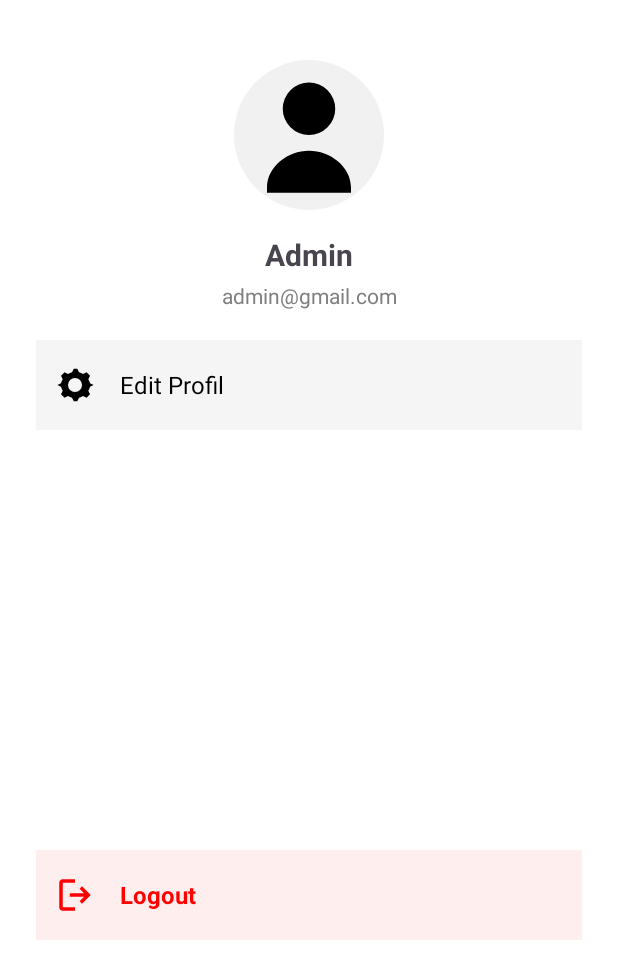
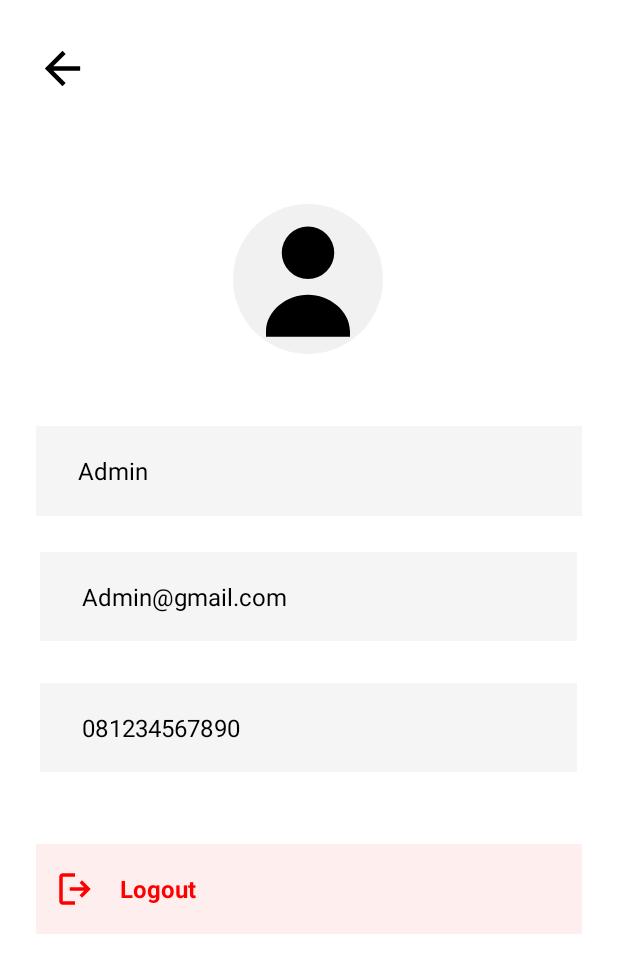
Before and after one commit to ShiraishiJunta/NgGojek, an Android app: the ProfileActivity screen opened directly, with no data from a screen before it, on a phone screen of 412 x 824 dp. Shown: the top 979 px of the screen. Run offline under Robolectric (Android 15) with nearby library versions, the phone set to English and light mode, and no system bars.

Commit message:
added btnBack, nameView

```diff
--- a/app/src/main/res/layout/activity_chat.xml
+++ b/app/src/main/res/layout/activity_chat.xml
@@ -27,7 +27,7 @@
 
         <TextView
             android:id="@+id/txtTitle"
-            android:text="Lost and found"
+            android:text="Nama Driver"
             android:textSize="18sp"
             android:textStyle="bold"
             android:layout_marginStart="12dp"
--- a/app/src/main/res/layout/activity_profile.xml
+++ b/app/src/main/res/layout/activity_profile.xml
@@ -7,68 +7,98 @@
     android:background="#FFFFFF">
 
     <ImageView
+        android:id="@+id/btnBack"
+        android:layout_width="35dp"
+        android:layout_height="35dp"
+        android:layout_marginTop="28dp"
+        android:src="@drawable/ic_arrow_back"
+        app:layout_constraintEnd_toEndOf="parent"
+        app:layout_constraintHorizontal_bias="0.063"
+        app:layout_constraintStart_toStartOf="parent"
+        app:layout_constraintTop_toTopOf="parent" />
+
+    <ImageView
         android:id="@+id/imgProfile"
         android:layout_width="100dp"
         android:layout_height="100dp"
-        android:layout_marginTop="40dp"
+        android:layout_marginTop="136dp"
         android:background="@drawable/bg_circle"
         android:padding="8dp"
         android:src="@drawable/profile"
-        app:layout_constraintTop_toTopOf="parent"
+        app:layout_constraintEnd_toEndOf="parent"
+        app:layout_constraintHorizontal_bias="0.498"
         app:layout_constraintStart_toStartOf="parent"
-        app:layout_constraintEnd_toEndOf="parent" />
-
-    <TextView
-        android:id="@+id/txtNama"
-        android:layout_width="wrap_content"
-        android:layout_height="wrap_content"
-        android:text="Admin"
-        android:textSize="20sp"
-        android:textStyle="bold"
-        android:layout_marginTop="16dp"
-        app:layout_constraintTop_toBottomOf="@id/imgProfile"
-        app:layout_constraintStart_toStartOf="parent"
-        app:layout_constraintEnd_toEndOf="parent" />
-
-    <TextView
-        android:id="@+id/txtEmail"
-        android:layout_width="wrap_content"
-        android:layout_height="wrap_content"
-        android:text="admin@gmail.com"
-        android:textSize="14sp"
-        android:textColor="#808080"
-        android:layout_marginTop="4dp"
-        app:layout_constraintTop_toBottomOf="@id/txtNama"
-        app:layout_constraintStart_toStartOf="parent"
-        app:layout_constraintEnd_toEndOf="parent" />
+        app:layout_constraintTop_toTopOf="parent" />
 
     <LinearLayout
-        android:id="@+id/btnEditProfile"
+        android:id="@+id/nameView"
         android:layout_width="0dp"
         android:layout_height="60dp"
         android:layout_marginStart="24dp"
-        android:layout_marginTop="20dp"
+        android:layout_marginTop="48dp"
         android:layout_marginEnd="24dp"
+        android:background="#F5F5F5"
+        android:gravity="center_vertical"
         android:orientation="horizontal"
-        android:gravity="center_vertical"
         android:padding="12dp"
-        android:background="#F5F5F5"
-        app:layout_constraintTop_toBottomOf="@id/txtEmail"
+        app:layout_constraintEnd_toEndOf="parent"
+        app:layout_constraintHorizontal_bias="0.0"
         app:layout_constraintStart_toStartOf="parent"
-        app:layout_constraintEnd_toEndOf="parent">
-
-        <ImageView
-            android:layout_width="28dp"
-            android:layout_height="28dp"
-            android:src="@drawable/settings" />
+        app:layout_constraintTop_toBottomOf="@+id/imgProfile">
 
         <TextView
-            android:layout_marginStart="16dp"
             android:layout_width="wrap_content"
             android:layout_height="wrap_content"
-            android:text="Edit Profil"
-            android:textSize="16sp"
-            android:textColor="#000000" />
+            android:layout_marginStart="16dp"
+            android:text="Admin"
+            android:textColor="#000000"
+            android:textSize="16sp" />
+    </LinearLayout>
+
+    <LinearLayout
+        android:id="@+id/emailView"
+        android:layout_width="358dp"
+        android:layout_height="59dp"
+        android:layout_marginTop="24dp"
+        android:background="#F5F5F5"
+        android:gravity="center_vertical"
+        android:orientation="horizontal"
+        android:padding="12dp"
+        app:layout_constraintEnd_toEndOf="parent"
+        app:layout_constraintHorizontal_bias="0.49"
+        app:layout_constraintStart_toStartOf="parent"
+        app:layout_constraintTop_toBottomOf="@+id/nameView">
+
+        <TextView
+            android:layout_width="wrap_content"
+            android:layout_height="wrap_content"
+            android:layout_marginStart="16dp"
+            android:text="Admin@gmail.com"
+            android:textColor="#000000"
+            android:textSize="16sp" />
+    </LinearLayout>
+
+    <LinearLayout
+        android:id="@+id/phoneNumber"
+        android:layout_width="358dp"
+        android:layout_height="59dp"
+        android:layout_marginTop="28dp"
+        android:background="#F5F5F5"
+        android:gravity="center_vertical"
+        android:orientation="horizontal"
+        android:padding="12dp"
+        app:layout_constraintEnd_toEndOf="parent"
+        app:layout_constraintHorizontal_bias="0.49"
+        app:layout_constraintStart_toStartOf="parent"
+        app:layout_constraintTop_toBottomOf="@+id/emailView">
+
+        <TextView
+            android:layout_width="wrap_content"
+            android:layout_height="wrap_content"
+            android:layout_marginStart="16dp"
+            android:text="081234567890"
+            android:textColor="#000000"
+            android:textSize="16sp" />
     </LinearLayout>
 
     <LinearLayout
@@ -76,7 +106,7 @@
         android:layout_width="0dp"
         android:layout_height="60dp"
         android:layout_marginStart="24dp"
-        android:layout_marginTop="280dp"
+        android:layout_marginTop="48dp"
         android:layout_marginEnd="24dp"
         android:background="#FFEEEE"
         android:gravity="center_vertical"
@@ -85,7 +115,7 @@
         app:layout_constraintEnd_toEndOf="parent"
         app:layout_constraintHorizontal_bias="0.0"
         app:layout_constraintStart_toStartOf="parent"
-        app:layout_constraintTop_toBottomOf="@+id/btnEditProfile">
+        app:layout_constraintTop_toBottomOf="@+id/phoneNumber">
 
         <ImageView
             android:layout_width="28dp"
@@ -101,6 +131,8 @@
             android:textColor="#FF0000"
             android:textSize="16sp"
             android:textStyle="bold" />
+
     </LinearLayout>
 
+
 </androidx.constraintlayout.widget.ConstraintLayout>
```
